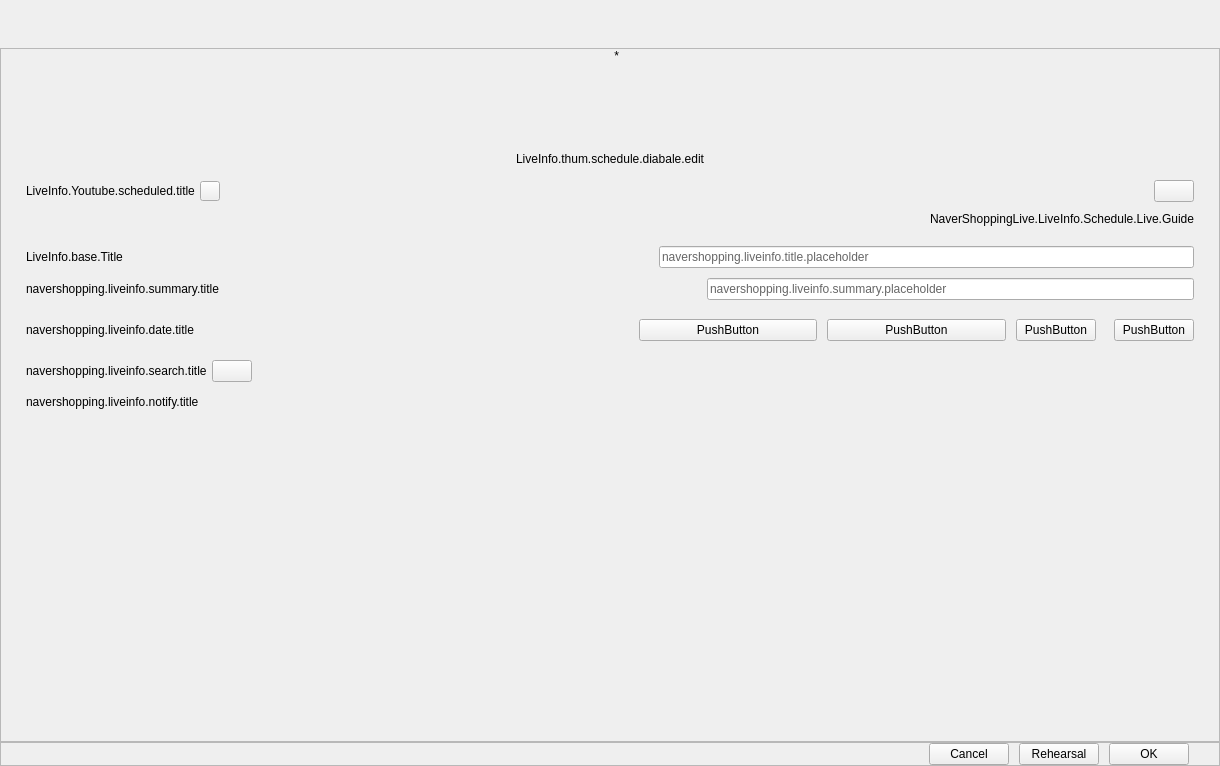
First picture: the form in src/prism-live-studio/PRISMLiveStudio/prism-ui/PLSPlatformApi/naver-shopping-live/PLSLiveInfoNaverShoppingLIVE.ui, repository naver/prism-live-studio, before the edit.
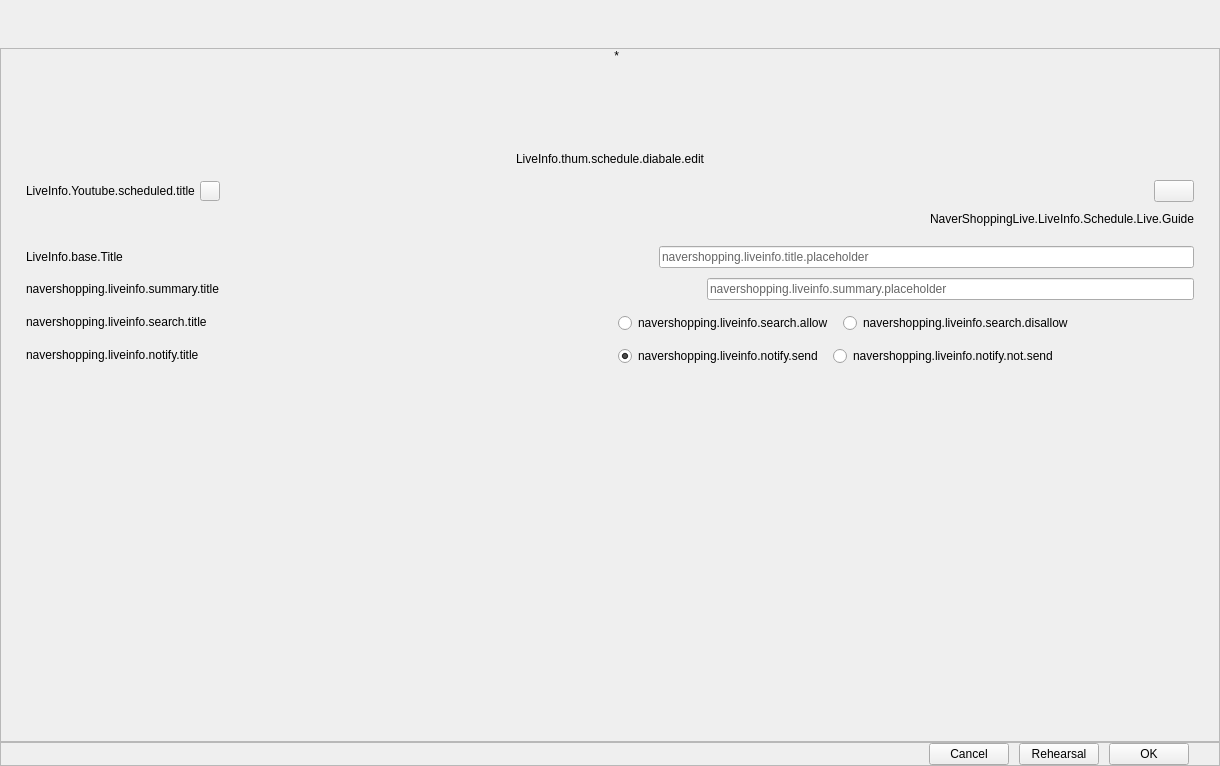
Second picture: the form after the edit. Custom widgets are drawn as their Qt base class.

Diff of the .ui file:
```diff
--- a/src/prism-live-studio/PRISMLiveStudio/prism-ui/PLSPlatformApi/naver-shopping-live/PLSLiveInfoNaverShoppingLIVE.ui
+++ b/src/prism-live-studio/PRISMLiveStudio/prism-ui/PLSPlatformApi/naver-shopping-live/PLSLiveInfoNaverShoppingLIVE.ui
@@ -55,10 +55,10 @@
         <item>
          <spacer name="horizontalSpacer_2">
           <property name="orientation">
-           <enum>Qt::Horizontal</enum>
+           <enum>Qt::Orientation::Horizontal</enum>
           </property>
           <property name="sizeType">
-           <enum>QSizePolicy::Fixed</enum>
+           <enum>QSizePolicy::Policy::Fixed</enum>
           </property>
           <property name="sizeHint" stdset="0">
            <size>
@@ -68,18 +68,18 @@
           </property>
          </spacer>
         </item>
-        <item alignment="Qt::AlignLeft|Qt::AlignVCenter">
-         <widget class="PLSLiveInfoDualWidget" name="dualWidget" native="true"/>
+        <item alignment="Qt::AlignmentFlag::AlignLeft|Qt::AlignmentFlag::AlignVCenter">
+         <widget class="QWidget" name="dualWidget" native="true"/>
         </item>
        </layout>
       </item>
       <item>
        <spacer name="verticalSpacer_2">
         <property name="orientation">
-         <enum>Qt::Vertical</enum>
+         <enum>Qt::Orientation::Vertical</enum>
         </property>
         <property name="sizeType">
-         <enum>QSizePolicy::Fixed</enum>
+         <enum>QSizePolicy::Policy::Fixed</enum>
         </property>
         <property name="sizeHint" stdset="0">
          <size>
@@ -95,10 +95,10 @@
    <item>
     <widget class="VScrollArea" name="scrollArea">
      <property name="verticalScrollBarPolicy">
-      <enum>Qt::ScrollBarAsNeeded</enum>
+      <enum>Qt::ScrollBarPolicy::ScrollBarAsNeeded</enum>
      </property>
      <property name="horizontalScrollBarPolicy">
-      <enum>Qt::ScrollBarAlwaysOff</enum>
+      <enum>Qt::ScrollBarPolicy::ScrollBarAlwaysOff</enum>
      </property>
      <property name="widgetResizable">
       <bool>true</bool>
@@ -117,7 +117,7 @@
         <number>0</number>
        </property>
        <property name="sizeConstraint">
-        <enum>QLayout::SetMinimumSize</enum>
+        <enum>QLayout::SizeConstraint::SetMinimumSize</enum>
        </property>
        <property name="leftMargin">
         <number>25</number>
@@ -137,7 +137,7 @@
           <number>0</number>
          </property>
          <property name="sizeConstraint">
-          <enum>QLayout::SetMinimumSize</enum>
+          <enum>QLayout::SizeConstraint::SetMinimumSize</enum>
          </property>
          <item>
           <widget class="QWidget" name="thumbnaiBg" native="true">
@@ -172,7 +172,7 @@
             <item>
              <spacer name="horizontalSpacer_3">
               <property name="orientation">
-               <enum>Qt::Horizontal</enum>
+               <enum>Qt::Orientation::Horizontal</enum>
               </property>
               <property name="sizeHint" stdset="0">
                <size>
@@ -198,14 +198,14 @@
                <string>*</string>
               </property>
               <property name="alignment">
-               <set>Qt::AlignRight|Qt::AlignTop|Qt::AlignTrailing</set>
+               <set>Qt::AlignmentFlag::AlignRight|Qt::AlignmentFlag::AlignTop|Qt::AlignmentFlag::AlignTrailing</set>
               </property>
              </widget>
             </item>
             <item>
              <spacer name="horizontalSpacer_4">
               <property name="orientation">
-               <enum>Qt::Horizontal</enum>
+               <enum>Qt::Orientation::Horizontal</enum>
               </property>
               <property name="sizeHint" stdset="0">
                <size>
@@ -223,10 +223,10 @@
        <item>
         <spacer name="verticalSpacer_4">
          <property name="orientation">
-          <enum>Qt::Vertical</enum>
+          <enum>Qt::Orientation::Vertical</enum>
          </property>
          <property name="sizeType">
-          <enum>QSizePolicy::Fixed</enum>
+          <enum>QSizePolicy::Policy::Fixed</enum>
          </property>
          <property name="sizeHint" stdset="0">
           <size>
@@ -242,17 +242,17 @@
           <string>LiveInfo.thum.schedule.diabale.edit</string>
          </property>
          <property name="alignment">
-          <set>Qt::AlignCenter</set>
+          <set>Qt::AlignmentFlag::AlignCenter</set>
          </property>
         </widget>
        </item>
        <item>
         <spacer name="verticalSpacer_5">
          <property name="orientation">
-          <enum>Qt::Vertical</enum>
+          <enum>Qt::Orientation::Vertical</enum>
          </property>
          <property name="sizeType">
-          <enum>QSizePolicy::Fixed</enum>
+          <enum>QSizePolicy::Policy::Fixed</enum>
          </property>
          <property name="sizeHint" stdset="0">
           <size>
@@ -268,7 +268,7 @@
           <number>0</number>
          </property>
          <property name="sizeConstraint">
-          <enum>QLayout::SetMinimumSize</enum>
+          <enum>QLayout::SizeConstraint::SetMinimumSize</enum>
          </property>
          <item>
           <widget class="QLabel" name="scheduleLabel">
@@ -280,10 +280,10 @@
          <item>
           <spacer name="horizontalSpacer_11">
            <property name="orientation">
-            <enum>Qt::Horizontal</enum>
+            <enum>Qt::Orientation::Horizontal</enum>
            </property>
            <property name="sizeType">
-            <enum>QSizePolicy::Fixed</enum>
+            <enum>QSizePolicy::Policy::Fixed</enum>
            </property>
            <property name="sizeHint" stdset="0">
             <size>
@@ -324,10 +324,10 @@
          <item>
           <spacer name="horizontalSpacer_12">
            <property name="orientation">
-            <enum>Qt::Horizontal</enum>
+            <enum>Qt::Orientation::Horizontal</enum>
            </property>
            <property name="sizeType">
-            <enum>QSizePolicy::Expanding</enum>
+            <enum>QSizePolicy::Policy::Expanding</enum>
            </property>
            <property name="sizeHint" stdset="0">
             <size>
@@ -338,7 +338,7 @@
           </spacer>
          </item>
          <item>
-          <widget class="PLSScheduleCombox" name="scheCombox">
+          <widget class="QPushButton" name="scheCombox">
            <property name="text">
             <string/>
            </property>
@@ -352,10 +352,10 @@
        <item>
         <spacer name="verticalSpacer_3">
          <property name="orientation">
-          <enum>Qt::Vertical</enum>
+          <enum>Qt::Orientation::Vertical</enum>
          </property>
          <property name="sizeType">
-          <enum>QSizePolicy::Fixed</enum>
+          <enum>QSizePolicy::Policy::Fixed</enum>
          </property>
          <property name="sizeHint" stdset="0">
           <size>
@@ -379,7 +379,7 @@
          <item>
           <spacer name="horizontalSpacer_13">
            <property name="orientation">
-            <enum>Qt::Horizontal</enum>
+            <enum>Qt::Orientation::Horizontal</enum>
            </property>
            <property name="sizeHint" stdset="0">
             <size>
@@ -392,13 +392,13 @@
          <item>
           <widget class="QLabel" name="scheduleGuideLabel">
            <property name="focusPolicy">
-            <enum>Qt::StrongFocus</enum>
+            <enum>Qt::FocusPolicy::StrongFocus</enum>
            </property>
            <property name="text">
             <string>NaverShoppingLive.LiveInfo.Schedule.Live.Guide</string>
            </property>
            <property name="textFormat">
-            <enum>Qt::RichText</enum>
+            <enum>Qt::TextFormat::RichText</enum>
            </property>
            <property name="wordWrap">
             <bool>true</bool>
@@ -410,10 +410,10 @@
        <item>
         <spacer name="verticalSpacer_6">
          <property name="orientation">
-          <enum>Qt::Vertical</enum>
+          <enum>Qt::Orientation::Vertical</enum>
          </property>
          <property name="sizeType">
-          <enum>QSizePolicy::Fixed</enum>
+          <enum>QSizePolicy::Policy::Fixed</enum>
          </property>
          <property name="sizeHint" stdset="0">
           <size>
@@ -429,7 +429,7 @@
           <number>0</number>
          </property>
          <property name="sizeConstraint">
-          <enum>QLayout::SetMinimumSize</enum>
+          <enum>QLayout::SizeConstraint::SetMinimumSize</enum>
          </property>
          <item>
           <widget class="QLabel" name="liveTitleLabel">
@@ -441,10 +441,10 @@
          <item>
           <spacer name="horizontalSpacer_14">
            <property name="orientation">
-            <enum>Qt::Horizontal</enum>
+            <enum>Qt::Orientation::Horizontal</enum>
            </property>
            <property name="sizeType">
-            <enum>QSizePolicy::Expanding</enum>
+            <enum>QSizePolicy::Policy::Expanding</enum>
            </property>
            <property name="sizeHint" stdset="0">
             <size>
@@ -497,7 +497,7 @@
             <string/>
            </property>
            <property name="alignment">
-            <set>Qt::AlignLeading|Qt::AlignLeft|Qt::AlignVCenter</set>
+            <set>Qt::AlignmentFlag::AlignLeading|Qt::AlignmentFlag::AlignLeft|Qt::AlignmentFlag::AlignVCenter</set>
            </property>
            <property name="placeholderText">
             <string>navershopping.liveinfo.title.placeholder</string>
@@ -509,10 +509,10 @@
        <item>
         <spacer name="verticalSpacer">
          <property name="orientation">
-          <enum>Qt::Vertical</enum>
+          <enum>Qt::Orientation::Vertical</enum>
          </property>
          <property name="sizeType">
-          <enum>QSizePolicy::Fixed</enum>
+          <enum>QSizePolicy::Policy::Fixed</enum>
          </property>
          <property name="sizeHint" stdset="0">
           <size>
@@ -528,7 +528,7 @@
           <number>0</number>
          </property>
          <property name="sizeConstraint">
-          <enum>QLayout::SetMinimumSize</enum>
+          <enum>QLayout::SizeConstraint::SetMinimumSize</enum>
          </property>
          <item>
           <widget class="QLabel" name="summaryLabel">
@@ -540,7 +540,7 @@
          <item>
           <spacer name="horizontalSpacer_5">
            <property name="orientation">
-            <enum>Qt::Horizontal</enum>
+            <enum>Qt::Orientation::Horizontal</enum>
            </property>
            <property name="sizeHint" stdset="0">
             <size>
@@ -597,150 +597,19 @@
         </layout>
        </item>
        <item>
-        <widget class="QWidget" name="dateItemWidget" native="true">
-         <layout class="QHBoxLayout" name="horizontalLayout_9">
-          <property name="spacing">
-           <number>10</number>
-          </property>
-          <property name="leftMargin">
-           <number>0</number>
-          </property>
-          <property name="topMargin">
-           <number>10</number>
-          </property>
-          <property name="rightMargin">
-           <number>0</number>
-          </property>
-          <property name="bottomMargin">
-           <number>0</number>
-          </property>
-          <item>
-           <widget class="QLabel" name="dateLabel">
-            <property name="text">
-             <string>navershopping.liveinfo.date.title</string>
-            </property>
-           </widget>
-          </item>
-          <item>
-           <spacer name="horizontalSpacer_10">
-            <property name="orientation">
-             <enum>Qt::Horizontal</enum>
-            </property>
-            <property name="sizeHint" stdset="0">
-             <size>
-              <width>392</width>
-              <height>20</height>
-             </size>
-            </property>
-           </spacer>
-          </item>
-          <item alignment="Qt::AlignLeft">
-           <widget class="QWidget" name="dateBgWidget" native="true">
-            <property name="sizePolicy">
-             <sizepolicy hsizetype="Fixed" vsizetype="Fixed">
-              <horstretch>0</horstretch>
-              <verstretch>0</verstretch>
-             </sizepolicy>
-            </property>
-            <property name="minimumSize">
-             <size>
-              <width>555</width>
-              <height>40</height>
-             </size>
-            </property>
-            <property name="maximumSize">
-             <size>
-              <width>555</width>
-              <height>40</height>
-             </size>
-            </property>
-            <layout class="QHBoxLayout" name="horizontalLayout_8">
-             <property name="spacing">
-              <number>10</number>
-             </property>
-             <property name="leftMargin">
-              <number>0</number>
-             </property>
-             <property name="topMargin">
-              <number>0</number>
-             </property>
-             <property name="rightMargin">
-              <number>0</number>
-             </property>
-             <property name="bottomMargin">
-              <number>0</number>
-             </property>
-             <item>
-              <widget class="PLSShoppingCalenderCombox" name="yearButton">
-               <property name="text">
-                <string>PushButton</string>
-               </property>
-               <property name="checkable">
-                <bool>true</bool>
-               </property>
-               <property name="checked">
-                <bool>false</bool>
-               </property>
-              </widget>
-             </item>
-             <item>
-              <widget class="PLSShoppingCalenderCombox" name="apButton">
-               <property name="text">
-                <string>PushButton</string>
-               </property>
-               <property name="checkable">
-                <bool>true</bool>
-               </property>
-              </widget>
-             </item>
-             <item>
-              <layout class="QHBoxLayout" name="horizontalLayout_12">
-               <property name="spacing">
-                <number>4</number>
-               </property>
-               <item>
-                <widget class="PLSShoppingCalenderCombox" name="hourButton">
-                 <property name="text">
-                  <string>PushButton</string>
-                 </property>
-                 <property name="checkable">
-                  <bool>true</bool>
-                 </property>
-                </widget>
-               </item>
-               <item>
-                <widget class="QLabel" name="colonLabel">
-                 <property name="text">
-                  <string/>
-                 </property>
-                 <property name="alignment">
-                  <set>Qt::AlignCenter</set>
-                 </property>
-                </widget>
-               </item>
-               <item>
-                <widget class="PLSShoppingCalenderCombox" name="minuteButton">
-                 <property name="text">
-                  <string>PushButton</string>
-                 </property>
-                 <property name="checkable">
-                  <bool>true</bool>
-                 </property>
-                </widget>
-               </item>
-              </layout>
-             </item>
-            </layout>
-           </widget>
-          </item>
-         </layout>
-        </widget>
+        <widget class="QWidget" name="dateItemWidget" native="true"/>
        </item>
        <item>
         <widget class="QWidget" name="searchSettingWidget" native="true">
+         <property name="minimumSize">
+          <size>
+           <width>0</width>
+           <height>0</height>
+          </size>
+         </property>
          <layout class="QHBoxLayout" name="horizontalLayout_15">
           <property name="spacing">
-           <number>0</number>
+           <number>15</number>
           </property>
           <property name="leftMargin">
            <number>0</number>
@@ -783,16 +652,75 @@
               </widget>
              </item>
              <item>
-              <widget class="QPushButton" name="searchIcon">
-               <property name="text">
-                <string/>
+              <widget class="QFrame" name="searchIconFrame">
+               <property name="minimumSize">
+                <size>
+                 <width>0</width>
+                 <height>0</height>
+                </size>
                </property>
+               <property name="frameShape">
+                <enum>QFrame::Shape::NoFrame</enum>
+               </property>
+               <property name="frameShadow">
+                <enum>QFrame::Shadow::Raised</enum>
+               </property>
+               <layout class="QVBoxLayout" name="verticalLayout_6">
+                <property name="spacing">
+                 <number>0</number>
+                </property>
+                <property name="leftMargin">
+                 <number>0</number>
+                </property>
+                <property name="topMargin">
+                 <number>0</number>
+                </property>
+                <property name="rightMargin">
+                 <number>0</number>
+                </property>
+                <property name="bottomMargin">
+                 <number>0</number>
+                </property>
+                <item>
+                 <spacer name="verticalSpacer_top_2">
+                  <property name="orientation">
+                   <enum>Qt::Orientation::Vertical</enum>
+                  </property>
+                  <property name="sizeHint" stdset="0">
+                   <size>
+                    <width>0</width>
+                    <height>4</height>
+                   </size>
+                  </property>
+                 </spacer>
+                </item>
+                <item>
+                 <widget class="PLSHelpIcon" name="searchIcon">
+                  <property name="text">
+                   <string/>
+                  </property>
+                 </widget>
+                </item>
+                <item>
+                 <spacer name="verticalSpacer_bottom_2">
+                  <property name="orientation">
+                   <enum>Qt::Orientation::Vertical</enum>
+                  </property>
+                  <property name="sizeHint" stdset="0">
+                   <size>
+                    <width>0</width>
+                    <height>4</height>
+                   </size>
+                  </property>
+                 </spacer>
+                </item>
+               </layout>
               </widget>
              </item>
              <item>
               <spacer name="horizontalSpacer_9">
                <property name="orientation">
-                <enum>Qt::Horizontal</enum>
+                <enum>Qt::Orientation::Horizontal</enum>
                </property>
                <property name="sizeHint" stdset="0">
                 <size>
@@ -806,10 +734,28 @@
            </widget>
           </item>
           <item>
-           <widget class="QWidget" name="searchRadioWidget" native="true">
-            <layout class="QHBoxLayout" name="horizontalLayout_13">
+           <widget class="QFrame" name="searchRadioFrame">
+            <property name="minimumSize">
+             <size>
+              <width>0</width>
+              <height>0</height>
+             </size>
+            </property>
+            <property name="styleSheet">
+             <string notr="true"/>
+            </property>
+            <property name="frameShape">
+             <enum>QFrame::Shape::NoFrame</enum>
+            </property>
+            <property name="frameShadow">
+             <enum>QFrame::Shadow::Raised</enum>
+            </property>
+            <property name="lineWidth">
+             <number>1</number>
+            </property>
+            <layout class="QVBoxLayout" name="verticalLayout_7">
              <property name="spacing">
-              <number>10</number>
+              <number>0</number>
              </property>
              <property name="leftMargin">
               <number>0</number>
@@ -823,29 +769,82 @@
              <property name="bottomMargin">
               <number>0</number>
              </property>
-             <item alignment="Qt::AlignLeft|Qt::AlignVCenter">
-              <widget class="PLSRadioButton" name="radioButton_allow" native="true">
-               <property name="text" stdset="0">
-                <string>navershopping.liveinfo.search.allow</string>
+             <item>
+              <spacer name="verticalSpacer_12">
+               <property name="orientation">
+                <enum>Qt::Orientation::Vertical</enum>
                </property>
-              </widget>
+               <property name="sizeHint" stdset="0">
+                <size>
+                 <width>0</width>
+                 <height>0</height>
+                </size>
+               </property>
+              </spacer>
              </item>
-             <item alignment="Qt::AlignLeft|Qt::AlignVCenter">
-              <widget class="PLSRadioButton" name="radioButton_disallow" native="true">
-               <property name="text" stdset="0">
-                <string>navershopping.liveinfo.search.disallow</string>
+             <item>
+              <widget class="QWidget" name="searchRadioWidget" native="true">
+               <property name="minimumSize">
+                <size>
+                 <width>0</width>
+                 <height>0</height>
+                </size>
                </property>
+               <layout class="QHBoxLayout" name="horizontalLayout_13">
+                <property name="spacing">
+                 <number>10</number>
+                </property>
+                <property name="leftMargin">
+                 <number>0</number>
+                </property>
+                <property name="topMargin">
+                 <number>3</number>
+                </property>
+                <property name="rightMargin">
+                 <number>0</number>
+                </property>
+                <property name="bottomMargin">
+                 <number>0</number>
+                </property>
+                <item alignment="Qt::AlignmentFlag::AlignLeft|Qt::AlignmentFlag::AlignVCenter">
+                 <widget class="PLSRadioButton" name="radioButton_allow">
+                  <property name="text">
+                   <string>navershopping.liveinfo.search.allow</string>
+                  </property>
+                 </widget>
+                </item>
+                <item alignment="Qt::AlignmentFlag::AlignLeft|Qt::AlignmentFlag::AlignVCenter">
+                 <widget class="PLSRadioButton" name="radioButton_disallow">
+                  <property name="text">
+                   <string>navershopping.liveinfo.search.disallow</string>
+                  </property>
+                 </widget>
+                </item>
+                <item>
+                 <spacer name="horizontalSpacer_8">
+                  <property name="orientation">
+                   <enum>Qt::Orientation::Horizontal</enum>
+                  </property>
+                  <property name="sizeHint" stdset="0">
+                   <size>
+                    <width>40</width>
+                    <height>20</height>
+                   </size>
+                  </property>
+                 </spacer>
+                </item>
+               </layout>
               </widget>
              </item>
              <item>
-              <spacer name="horizontalSpacer_8">
+              <spacer name="verticalSpacer_11">
                <property name="orientation">
-                <enum>Qt::Horizontal</enum>
+                <enum>Qt::Orientation::Vertical</enum>
                </property>
                <property name="sizeHint" stdset="0">
                 <size>
-                 <width>40</width>
-                 <height>20</height>
+                 <width>0</width>
+                 <height>0</height>
                 </size>
                </property>
               </spacer>
@@ -872,7 +871,7 @@
          </property>
          <layout class="QHBoxLayout" name="horizontalLayout_17" stretch="0,0">
           <property name="spacing">
-           <number>0</number>
+           <number>15</number>
           </property>
           <property name="leftMargin">
            <number>0</number>
@@ -909,22 +908,84 @@
                <property name="text">
                 <string>navershopping.liveinfo.notify.title</string>
                </property>
+               <property name="wordWrap">
+                <bool>true</bool>
+               </property>
               </widget>
              </item>
              <item>
-              <widget class="PLSHelpIcon" name="helpLabel">
-               <property name="text">
-                <string/>
+              <widget class="QFrame" name="helpFrame">
+               <property name="minimumSize">
+                <size>
+                 <width>0</width>
+                 <height>0</height>
+                </size>
                </property>
+               <property name="frameShape">
+                <enum>QFrame::Shape::NoFrame</enum>
+               </property>
+               <property name="frameShadow">
+                <enum>QFrame::Shadow::Raised</enum>
+               </property>
+               <layout class="QVBoxLayout" name="verticalLayout_4">
+                <property name="spacing">
+                 <number>0</number>
+                </property>
+                <property name="leftMargin">
+                 <number>0</number>
+                </property>
+                <property name="topMargin">
+                 <number>0</number>
+                </property>
+                <property name="rightMargin">
+                 <number>0</number>
+                </property>
+                <property name="bottomMargin">
+                 <number>0</number>
+                </property>
+                <item>
+                 <spacer name="verticalSpacer_top">
+                  <property name="orientation">
+                   <enum>Qt::Orientation::Vertical</enum>
+                  </property>
+                  <property name="sizeHint" stdset="0">
+                   <size>
+                    <width>0</width>
+                    <height>4</height>
+                   </size>
+                  </property>
+                 </spacer>
+                </item>
+                <item>
+                 <widget class="PLSHelpIcon" name="helpLabel">
+                  <property name="text">
+                   <string/>
+                  </property>
+                 </widget>
+                </item>
+                <item>
+                 <spacer name="verticalSpacer_bottom">
+                  <property name="orientation">
+                   <enum>Qt::Orientation::Vertical</enum>
+                  </property>
+                  <property name="sizeHint" stdset="0">
+                   <size>
+                    <width>0</width>
+                    <height>4</height>
+                   </size>
+                  </property>
+                 </spacer>
+                </item>
+               </layout>
               </widget>
              </item>
              <item>
               <spacer name="horizontalSpacer_7">
                <property name="orientation">
-                <enum>Qt::Horizontal</enum>
+                <enum>Qt::Orientation::Horizontal</enum>
                </property>
                <property name="sizeType">
-                <enum>QSizePolicy::Expanding</enum>
+                <enum>QSizePolicy::Policy::Expanding</enum>
                </property>
                <property name="sizeHint" stdset="0">
                 <size>
@@ -938,10 +999,22 @@
            </widget>
           </item>
           <item>
-           <widget class="QWidget" name="notifyRadioButtonWidget" native="true">
-            <layout class="QHBoxLayout" name="horizontalLayout_11" stretch="0,0,0">
+           <widget class="QFrame" name="notifyRadioFrame">
+            <property name="minimumSize">
+             <size>
+              <width>0</width>
+              <height>0</height>
+             </size>
+            </property>
+            <property name="frameShape">
+             <enum>QFrame::Shape::NoFrame</enum>
+            </property>
+            <property name="frameShadow">
+             <enum>QFrame::Shadow::Raised</enum>
+            </property>
+            <layout class="QVBoxLayout" name="verticalLayout_5">
              <property name="spacing">
-              <number>10</number>
+              <number>0</number>
              </property>
              <property name="leftMargin">
               <number>0</number>
@@ -956,31 +1029,84 @@
               <number>0</number>
              </property>
              <item>
-              <widget class="PLSRadioButton" name="sendRadioButton" native="true">
-               <property name="text" stdset="0">
-                <string>navershopping.liveinfo.notify.send</string>
+              <spacer name="verticalSpacer_8">
+               <property name="orientation">
+                <enum>Qt::Orientation::Vertical</enum>
                </property>
-               <property name="checked" stdset="0">
-                <bool>true</bool>
+               <property name="sizeHint" stdset="0">
+                <size>
+                 <width>0</width>
+                 <height>0</height>
+                </size>
                </property>
-              </widget>
+              </spacer>
              </item>
              <item>
-              <widget class="PLSRadioButton" name="notSendRadioButton" native="true">
-               <property name="text" stdset="0">
-                <string>navershopping.liveinfo.notify.not.send</string>
+              <widget class="QWidget" name="notifyRadioButtonWidget" native="true">
+               <property name="minimumSize">
+                <size>
+                 <width>0</width>
+                 <height>0</height>
+                </size>
                </property>
+               <layout class="QHBoxLayout" name="horizontalLayout_11" stretch="0,0,0">
+                <property name="spacing">
+                 <number>10</number>
+                </property>
+                <property name="leftMargin">
+                 <number>0</number>
+                </property>
+                <property name="topMargin">
+                 <number>3</number>
+                </property>
+                <property name="rightMargin">
+                 <number>0</number>
+                </property>
+                <property name="bottomMargin">
+                 <number>0</number>
+                </property>
+                <item>
+                 <widget class="PLSRadioButton" name="sendRadioButton">
+                  <property name="text">
+                   <string>navershopping.liveinfo.notify.send</string>
+                  </property>
+                  <property name="checked">
+                   <bool>true</bool>
+                  </property>
+                 </widget>
+                </item>
+                <item>
+                 <widget class="PLSRadioButton" name="notSendRadioButton">
+                  <property name="text">
+                   <string>navershopping.liveinfo.notify.not.send</string>
+                  </property>
+                 </widget>
+                </item>
+                <item>
+                 <spacer name="horizontalSpacer_6">
+                  <property name="orientation">
+                   <enum>Qt::Orientation::Horizontal</enum>
+                  </property>
+                  <property name="sizeHint" stdset="0">
+                   <size>
+                    <width>40</width>
+                    <height>20</height>
+                   </size>
+                  </property>
+                 </spacer>
+                </item>
+               </layout>
               </widget>
              </item>
              <item>
-              <spacer name="horizontalSpacer_6">
+              <spacer name="verticalSpacer_7">
                <property name="orientation">
-                <enum>Qt::Horizontal</enum>
+                <enum>Qt::Orientation::Vertical</enum>
                </property>
                <property name="sizeHint" stdset="0">
                 <size>
-                 <width>40</width>
-                 <height>20</height>
+                 <width>0</width>
+                 <height>0</height>
                 </size>
                </property>
               </spacer>
@@ -997,7 +1123,7 @@
           <number>0</number>
          </property>
          <property name="sizeConstraint">
-          <enum>QLayout::SetMinimumSize</enum>
+          <enum>QLayout::SizeConstraint::SetMinimumSize</enum>
          </property>
          <item>
           <widget class="PLSLiveInfoNaverShoppingLIVEProductList" name="productWidget" native="true"/>
@@ -1017,10 +1143,10 @@
       </size>
      </property>
      <property name="frameShape">
-      <enum>QFrame::StyledPanel</enum>
+      <enum>QFrame::Shape::StyledPanel</enum>
      </property>
      <property name="frameShadow">
-      <enum>QFrame::Raised</enum>
+      <enum>QFrame::Shadow::Raised</enum>
      </property>
      <layout class="QHBoxLayout" name="horizontalLayout">
       <property name="spacing">
@@ -1041,7 +1167,7 @@
       <item>
        <spacer name="horizontalSpacer">
         <property name="orientation">
-         <enum>Qt::Horizontal</enum>
+         <enum>Qt::Orientation::Horizontal</enum>
         </property>
         <property name="sizeHint" stdset="0">
          <size>
@@ -1054,7 +1180,7 @@
       <item>
        <widget class="QPushButton" name="cancelButton">
         <property name="focusPolicy">
-         <enum>Qt::StrongFocus</enum>
+         <enum>Qt::FocusPolicy::StrongFocus</enum>
         </property>
         <property name="text">
          <string>Cancel</string>
@@ -1077,7 +1203,7 @@
       <item>
        <widget class="QPushButton" name="okButton">
         <property name="focusPolicy">
-         <enum>Qt::StrongFocus</enum>
+         <enum>Qt::FocusPolicy::StrongFocus</enum>
         </property>
         <property name="text">
          <string>OK</string>
@@ -1093,56 +1219,40 @@
   </layout>
  </widget>
  <customwidgets>
+  <customwidget>
+   <class>VScrollArea</class>
+   <extends>QScrollArea</extends>
+   <header>vertical-scroll-area.hpp</header>
+   <container>1</container>
+  </customwidget>
+  <customwidget>
+   <class>PLSRadioButton</class>
+   <extends>QRadioButton</extends>
+   <header>PLSRadioButton.h</header>
+   <container>1</container>
+  </customwidget>
   <customwidget>
    <class>PLSLineEdit</class>
    <extends>QLineEdit</extends>
    <header>PLSEdit.h</header>
    <container>1</container>
   </customwidget>
-  <customwidget>
-   <class>PLSScheduleCombox</class>
-   <extends>QPushButton</extends>
-   <header>PLSScheduleCombox.h</header>
-  </customwidget>
-  <customwidget>
-   <class>PLSLiveInfoDualWidget</class>
-   <extends>QWidget</extends>
-   <header>PLSLiveInfoBase.h</header>
-   <container>1</container>
-  </customwidget>
   <customwidget>
    <class>PLSSelectImageButton</class>
    <extends>QLabel</extends>
    <header>PLSSelectImageButton.h</header>
   </customwidget>
-  <customwidget>
-   <class>PLSRadioButton</class>
-   <extends>QWidget</extends>
-   <header location="global">PLSRadioButton.h</header>
-   <container>1</container>
-  </customwidget>
   <customwidget>
    <class>PLSHelpIcon</class>
    <extends>QLabel</extends>
    <header>PLSLabel.h</header>
   </customwidget>
-  <customwidget>
-   <class>VScrollArea</class>
-   <extends>QScrollArea</extends>
-   <header>vertical-scroll-area.hpp</header>
-   <container>1</container>
-  </customwidget>
   <customwidget>
    <class>PLSLiveInfoNaverShoppingLIVEProductList</class>
    <extends>QWidget</extends>
    <header>plsliveinfonavershoppingliveproductlist.h</header>
    <container>1</container>
   </customwidget>
-  <customwidget>
-   <class>PLSShoppingCalenderCombox</class>
-   <extends>QPushButton</extends>
-   <header>PLSShoppingCalenderCombox.h</header>
-  </customwidget>
   <customwidget>
    <class>PLSPressRestoreButton</class>
    <extends>QPushButton</extends>
```
